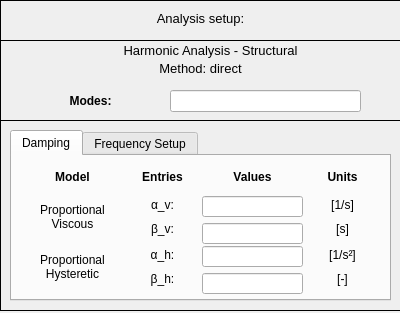
Qt form pulse/uix/user_input/ui/analyseSetupInput_modal.ui (open-pulse/OpenPulse) before a commit.
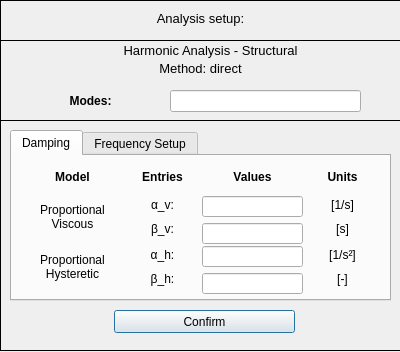
The same form after that commit. Icons and pictures are not drawn.

```diff
--- a/pulse/uix/user_input/ui/analyseSetupInput_modal.ui
+++ b/pulse/uix/user_input/ui/analyseSetupInput_modal.ui
@@ -10,7 +10,7 @@
     <x>0</x>
     <y>0</y>
     <width>400</width>
-    <height>313</height>
+    <height>352</height>
    </rect>
   </property>
   <property name="sizePolicy">
@@ -38,7 +38,7 @@
      <x>0</x>
      <y>0</y>
      <width>401</width>
-     <height>311</height>
+     <height>351</height>
     </rect>
    </property>
    <property name="font">
@@ -96,7 +96,7 @@
       <x>0</x>
       <y>40</y>
       <width>401</width>
-      <height>271</height>
+      <height>311</height>
      </rect>
     </property>
     <property name="frameShape">
@@ -775,6 +775,19 @@
       </widget>
      </widget>
     </widget>
+    <widget class="QPushButton" name="pushButton_confirm">
+     <property name="geometry">
+      <rect>
+       <x>114</x>
+       <y>270</y>
+       <width>181</width>
+       <height>23</height>
+      </rect>
+     </property>
+     <property name="text">
+      <string>Confirm</string>
+     </property>
+    </widget>
    </widget>
   </widget>
  </widget>
```
